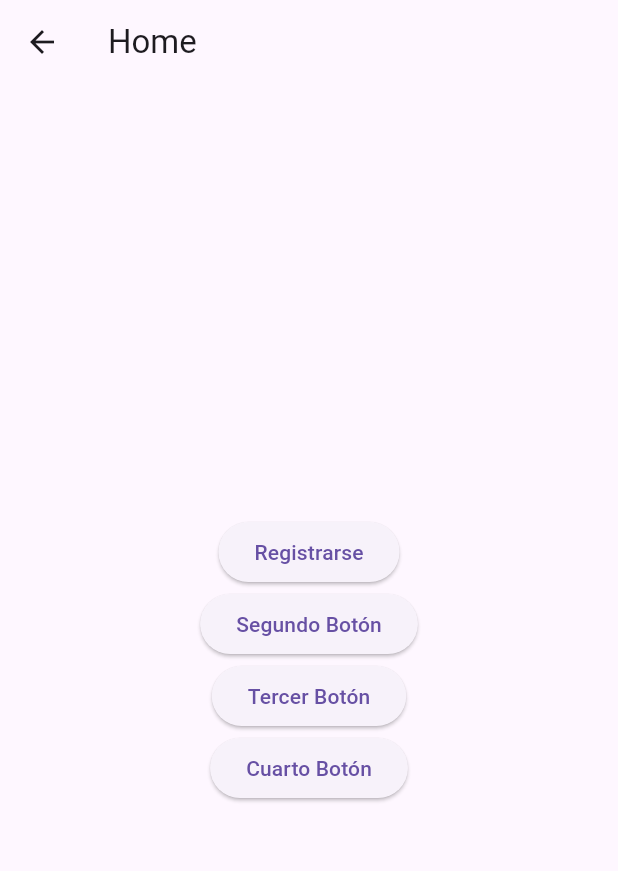
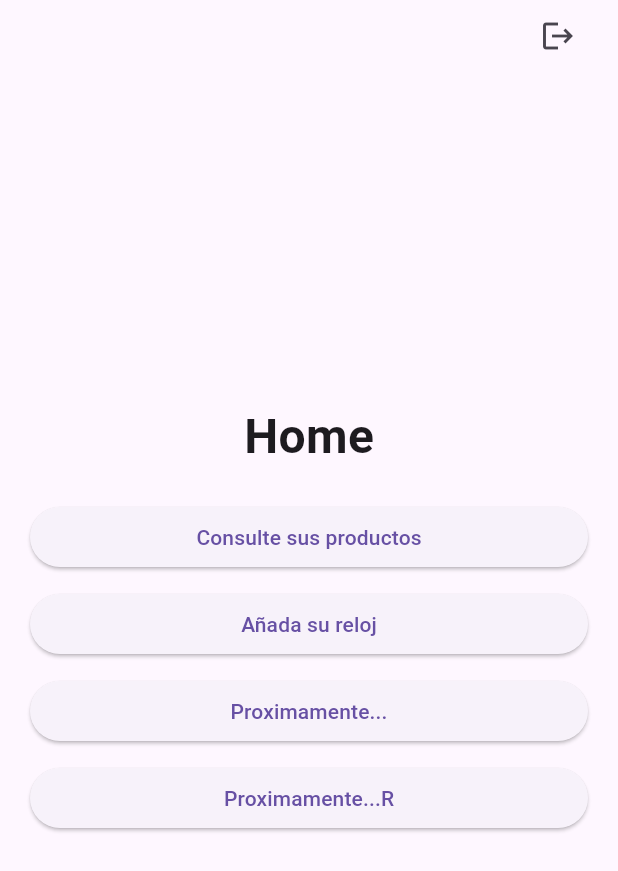
Before and after one commit to 2023-24-TFG-jul/TFG_RPU_2024, a Flutter app: the Home screen opened by its route, on a phone screen of 412 x 824 dp. Shown: the top 871 px of the screen. Run offline on Flutter 3.47's test engine with Material 3 defaults, Android fonts, the phone set to English and light mode, and no system bars; our stand-ins replace cloud_firestore, firebase_core; accounts and stored records are empty.

Commit message:
Back up intermedio

```diff
--- a/appRPU/kairos/lib/views/home.dart
+++ b/appRPU/kairos/lib/views/home.dart
@@ -1,56 +1,90 @@
 import 'package:flutter/material.dart';
-import 'add_user.dart';
+import 'package:kairos/views/add_watch.dart';
+import 'view_watches.dart';
+import 'login.dart';
 
-class Home extends StatefulWidget {
-  const Home ({
-    super.key,
+class Home extends StatelessWidget {
+  const Home({
+    super.key
   });
 
   @override
-  State<Home> createState() => _HomeState();
-}
-
-class _HomeState extends State<Home> {
-  @override
   Widget build(BuildContext context) {
     return Scaffold(
-      appBar: AppBar(
-        title: const Text('Home'),
-      ),
       body: Center(
+        child: Padding(
+          padding: const EdgeInsets.all(20.0), // Ajusta el espacio alrededor del contenido
           child: Column(
             mainAxisAlignment: MainAxisAlignment.center,
+            crossAxisAlignment: CrossAxisAlignment.center,
             children: <Widget>[
-            ElevatedButton(
+              const Text(
+                'Home',
+                style: TextStyle(
+                  fontSize: 32.0,
+                  fontWeight: FontWeight.bold,
+                ),
+              ),
+              const SizedBox(height: 20), // Espacio entre el texto y los botones
+              SizedBox(
+                width: double.infinity,
+                child: ElevatedButton(
                   onPressed: () {
                     Navigator.push(
                       context,
-                  MaterialPageRoute(builder: (context) => const Register()),
+                      MaterialPageRoute(builder: (context) => const ViewWatches()),
                     );
                   },
-              child: const Text('Registrarse'), // Texto del botón
+                  child: const Text('Consulte sus productos'), // Texto del botón
                 ),
-            ElevatedButton(
+              ),
+              const SizedBox(height: 10), // Separación entre los botones
+              SizedBox(
+                width: double.infinity,
+                child: ElevatedButton(
                   onPressed: () {
-                // COSASSS
+                    Navigator.push(
+                      context,
+                      MaterialPageRoute(builder: (context) => const AddWatch()),
+                    );
                   },
-              child: const Text('Segundo Botón'),
+                  child: const Text('Añada su reloj'),
                 ),
-            ElevatedButton(
+              ),
+              const SizedBox(height: 10), // Separación entre los botones
+              SizedBox(
+                width: double.infinity,
+                child: ElevatedButton(
                   onPressed: () {
-                // COSASSS
+                    // COSAS
                   },
-              child: const Text('Tercer Botón'),
+                  child: const Text('Proximamente...'),
                 ),
-            ElevatedButton(
+              ),
+              const SizedBox(height: 10), // Separación entre los botones
+              SizedBox(
+                width: double.infinity,
+                child: ElevatedButton(
                   onPressed: () {
-                // COSASSS
+                    // COSAS
                   },
-              child: const Text('Cuarto Botón'),
+                  child: const Text('Proximamente...R'),
+                ),
               ),
             ],
           ),
         ),
+      ),
+      floatingActionButton: IconButton(
+        onPressed: () {
+          Navigator.push(
+            context,
+            MaterialPageRoute(builder: (context) => const Login()),
+          );
+        },
+        icon: const Icon(Icons.logout),
+      ),
+      floatingActionButtonLocation: FloatingActionButtonLocation.endTop,
     );
   }
 }
--- a/appRPU/kairos/pubspec.yaml
+++ b/appRPU/kairos/pubspec.yaml
@@ -42,6 +42,7 @@ dependencies:
   # Dependencias externas (App y BD)
   firebase_core: ^2.30.1
   cloud_firestore: ^4.17.2
+  firebase_auth: ^4.1.3
 
   web: ^0.5.1  # Actualizado a la versión 0.5.1
   material_color_utilities: '>=0.8.0 <0.9.0'  # Especifica una versión compatible de material_color_utilities
```
Also changed, not shown: appRPU/kairos/lib/models/watch.dart (added, +91 -0 lines), appRPU/kairos/lib/views/add_watch.dart (added, +178 -0 lines), appRPU/kairos/lib/views/login.dart (+43 -20 lines), appRPU/kairos/lib/views/view_watches.dart (added, +72 -0 lines), appRPU/kairos/pubspec.lock, 4 other files. Lines whose indentation alone changed are shown as unchanged.
